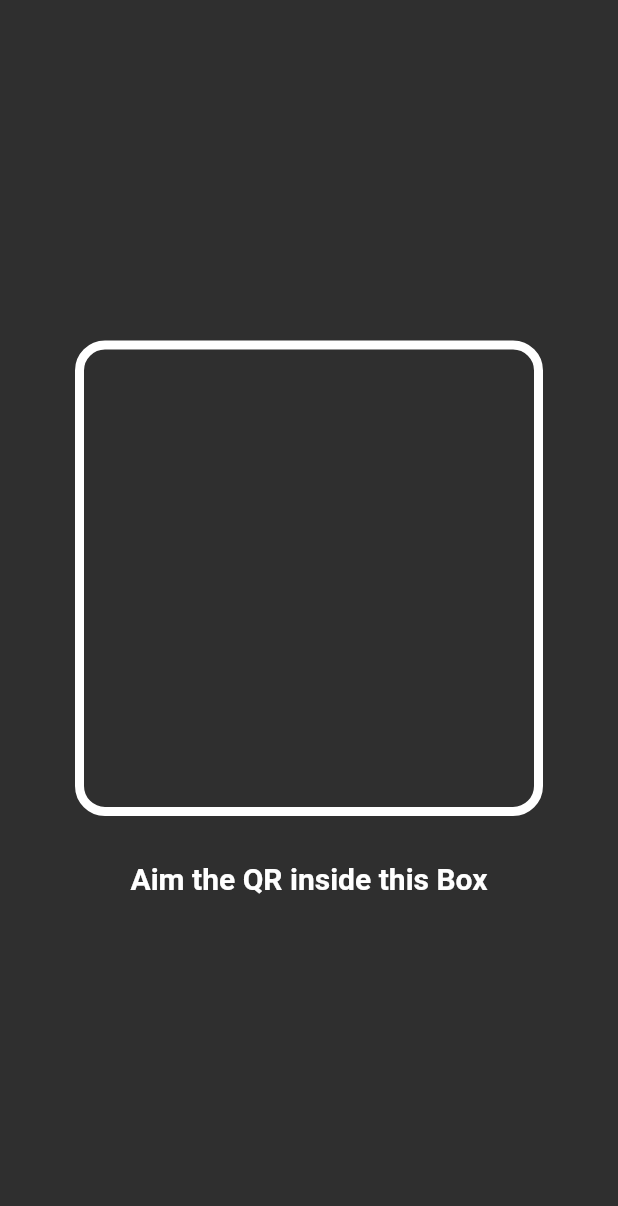
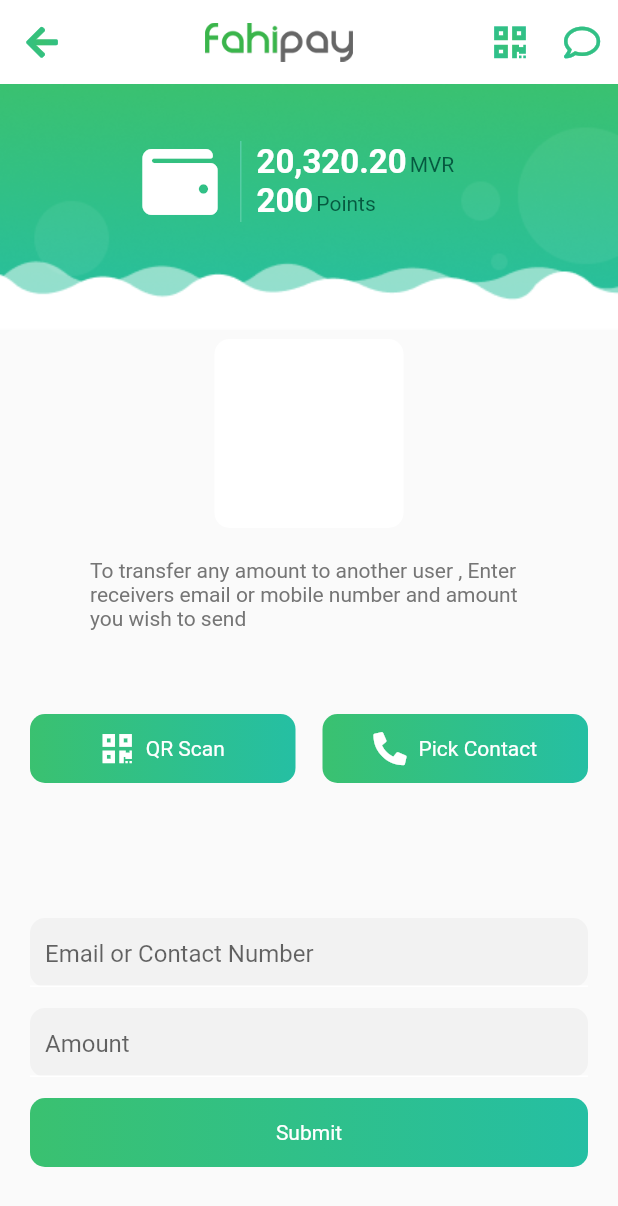
Before and after one commit to Usagi88/multi-service-flutter-application, a Flutter app: the screen it shows after launch, on a phone screen of 412 x 824 dp. Shown: the top 1206 px of the screen. Run offline on Flutter 3.47's test engine with Material 2 defaults, Android fonts, the phone set to English and light mode, and no system bars; our stand-ins replace font_awesome_flutter.

Commit message:
fahisend view

```diff
--- a/lib/main.dart
+++ b/lib/main.dart
@@ -1,6 +1,7 @@
 import 'package:flutter/material.dart';
 import 'package:fpapp/views/about_view.dart';
 import 'package:fpapp/views/contact_us_view.dart';
+import 'package:fpapp/views/fahisend_view.dart';
 import 'package:fpapp/views/gift_card_view.dart';
 import 'package:fpapp/views/home_view.dart';
 import 'package:fpapp/views/invite_friends_view.dart';
@@ -18,7 +19,7 @@ import 'package:fpapp/views/transaction_history_full.dart';
 void main() {
 
   runApp(MaterialApp(
-    home: const ScanQRCodeView(),
+    home: const FahisendView(),
     routes: <String, WidgetBuilder>{
       '/about': (BuildContext context) => new AboutView(),
       '/contact-us': (BuildContext context) => new ContactUsView(),
--- /dev/null
+++ b/lib/views/fahisend_view.dart
@@ -0,0 +1,155 @@
+import 'package:flutter/material.dart';
+import 'package:font_awesome_flutter/font_awesome_flutter.dart';
+import 'package:fpapp/widgets/banner_widget.dart';
+import 'package:fpapp/widgets/button_widget.dart';
+import 'package:fpapp/widgets/fp_card_widget.dart';
+import 'package:fpapp/widgets/navbar_widget.dart';
+import 'package:fpapp/widgets/navbar_with_back_button_widget.dart';
+import 'package:fpapp/widgets/sidemenu_widget.dart';
+import 'package:flutter/services.dart';
+import 'package:fpapp/widgets/textfield_number_widget.dart';
+import 'package:fpapp/widgets/textfield_text_widget.dart';
+
+class FahisendView extends StatelessWidget {
+  const FahisendView({Key? key}) : super(key: key);
+
+  @override
+  Widget build(BuildContext context) {
+    SystemChrome.setPreferredOrientations([
+      DeviceOrientation.portraitUp,
+      DeviceOrientation.portraitDown,
+    ]);
+    return _portraitModeOnly(context);
+  }
+}
+
+
+//portrait
+Scaffold _portraitModeOnly(BuildContext context) {
+  return Scaffold (
+    appBar: NavbarWithBackButton(),
+    drawer: SideMenu(),
+    body: SafeArea(
+      child: SingleChildScrollView(
+        child: Column(
+          children: [
+            Stack(
+                children: <Widget>[
+                  Container(
+                    height: 164,
+                    decoration: BoxDecoration(
+                      image: DecorationImage(
+                        image: AssetImage(
+                            'assets/images/banner.png'),
+                        fit: BoxFit.fill,
+                      ),
+                    ),
+                  ),
+                  BannerWidget(
+                    bannerIcon: FontAwesomeIcons.wallet,
+                    bannerAmount: 20320.20,
+                    bannerPoints: 200,
+                  ),
+                ]
+            ),
+            SizedBox(
+              height: 6,
+            ),
+            Container(
+              width: 126,
+              height: 126,
+              decoration: BoxDecoration(
+                  color: Colors.white,
+                  borderRadius: BorderRadius.all(Radius.circular(10))
+              ),
+            ),
+            SizedBox(
+              height: 20,
+            ),
+            Padding(
+              padding: const EdgeInsets.symmetric(horizontal: 60.0),
+              child: Text('To transfer any amount to another user , Enter receivers email or mobile number and amount you wish to send',
+                style: TextStyle(fontSize: 14, color: Colors.grey.shade600,fontWeight: FontWeight.w400),
+              ),
+            ),
+            SizedBox(
+              height: 56,
+            ),
+            Padding(
+              padding: const EdgeInsets.symmetric(horizontal: 20.0),
+              child: Row(
+                children: [
+                  Container(
+                      height: 46,
+                      width: MediaQuery.of(context).size.width * 0.43,
+                      constraints: BoxConstraints(
+                          maxWidth: 177
+                      ),
+                      decoration: BoxDecoration(
+                        borderRadius: BorderRadius.all(Radius.circular(10.0)),
+                        gradient: LinearGradient(colors: [Color(0xff3AC170), Color(0xff25BFA3)]),
+                      ),
+                      child: TextButton.icon(
+                          label: Text('QR Scan',style: TextStyle(color: Colors.white, fontSize: 14, fontWeight: FontWeight.w400),),
+                          icon: Icon(FontAwesomeIcons.qrcode, color: Colors.white, size: 22,),
+                          onPressed: () {
+
+                          }
+                      )
+                  ),
+                  Spacer(),
+                  Container(
+                      height: 46,
+                      width: MediaQuery.of(context).size.width * 0.43,
+                      constraints: BoxConstraints(
+                          maxWidth: 177
+                      ),
+                      decoration: BoxDecoration(
+                        borderRadius: BorderRadius.all(Radius.circular(10.0)),
+                        gradient: LinearGradient(colors: [Color(0xff3AC170), Color(0xff25BFA3)]),
+                      ),
+                      child: TextButton.icon(
+                          label: Text('Pick Contact',style: TextStyle(color: Colors.white, fontSize: 14, fontWeight: FontWeight.w400),),
+                          icon: Icon(FontAwesomeIcons.phoneAlt, color: Colors.white, size: 22),
+                          onPressed: () {
+
+                          }
+                      )
+                  ),
+                ],
+              ),
+            ),
+            SizedBox(
+              height: 90,
+            ),
+            Padding(
+              padding: const EdgeInsets.symmetric(horizontal: 20.0),
+              child: TextfieldTextWidget(hintText: 'Email or Contact Number'),
+            ),
+            SizedBox(
+              height: 14,
+            ),
+            Padding(
+              padding: const EdgeInsets.symmetric(horizontal: 20.0),
+              child: TextfieldNumberWidget(
+                hintText: 'Amount',
+              ),
+            ),
+            SizedBox(
+              height: 14,
+            ),
+            Padding(
+              padding: const EdgeInsets.symmetric(horizontal: 20.0),
+              child: ButtonWidget(
+                buttonText: 'Submit',
+              ),
+            ),
+            SizedBox(
+              height: 20,
+            ),
+          ],
+        )
+      )
+    )
+  );
+}
--- a/lib/views/scan_qr_code_view.dart
+++ b/lib/views/scan_qr_code_view.dart
@@ -1,9 +1,4 @@
 import 'package:flutter/material.dart';
-import 'package:font_awesome_flutter/font_awesome_flutter.dart';
-import 'package:fpapp/widgets/banner_widget.dart';
-import 'package:fpapp/widgets/fp_card_widget.dart';
-import 'package:fpapp/widgets/navbar_widget.dart';
-import 'package:fpapp/widgets/navbar_with_back_button_widget.dart';
 import 'package:fpapp/widgets/sidemenu_widget.dart';
 import 'package:flutter/services.dart';
 
@@ -45,11 +40,16 @@ Scaffold _portraitModeOnly(BuildContext context,safePadding) {
                   width: double.infinity,
                   height: 317,
                   decoration: BoxDecoration(
-                      border: Border.all(
-                        color: Colors.white,
-                        width: 6,
+                    color: Colors.white,
+                    borderRadius: BorderRadius.all(Radius.circular(10)),
+                    boxShadow: [
+                      BoxShadow(
+                        color: Colors.grey.withOpacity(0.3),
+                        spreadRadius: 1,
+                        blurRadius: 4,
+                        offset: Offset(0, 2), // changes position of shadow
                       ),
-                      borderRadius: BorderRadius.all(Radius.circular(20))
+                    ],
                   ),
                 ),
               ),
```
